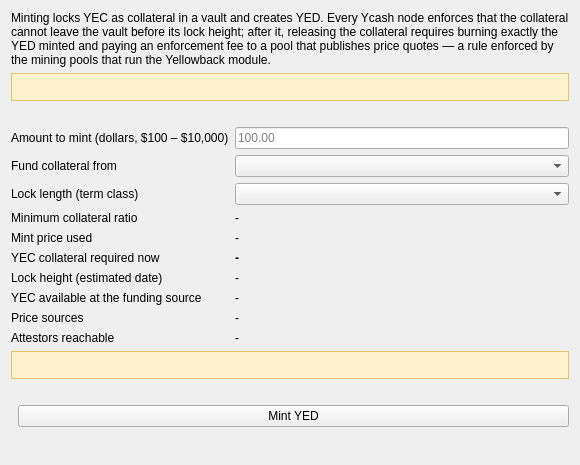
First picture: the form in src/yellowbackmint.ui, repository boyfromcave/yecwallet-dd, before the edit.
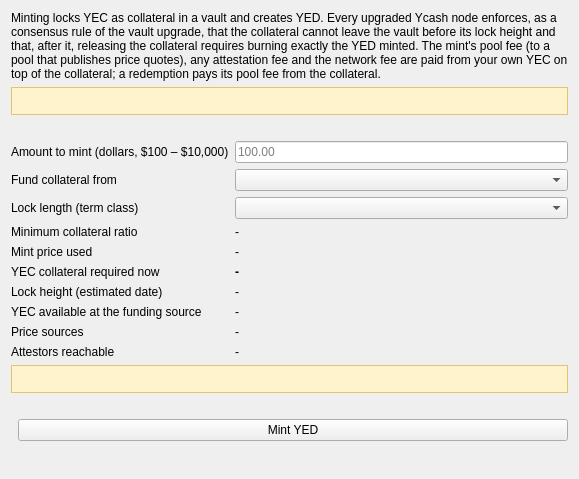
Second picture: the form after the edit.

Commit message: Yellowback UI copy: pool fee, consensus enforcement, and who pays each fee

```diff
--- a/src/yellowbackmint.ui
+++ b/src/yellowbackmint.ui
@@ -6,7 +6,7 @@
    <item>
     <widget class="QLabel" name="lblMintIntro">
      <property name="wordWrap"><bool>true</bool></property>
-     <property name="text"><string>Minting locks YEC as collateral in a vault and creates YED. Every Ycash node enforces that the collateral cannot leave the vault before its lock height; after it, releasing the collateral requires burning exactly the YED minted and paying an enforcement fee to a pool that publishes price quotes — a rule enforced by the mining pools that run the Yellowback module.</string></property>
+     <property name="text"><string>Minting locks YEC as collateral in a vault and creates YED. Every upgraded Ycash node enforces, as a consensus rule of the vault upgrade, that the collateral cannot leave the vault before its lock height and that, after it, releasing the collateral requires burning exactly the YED minted. The mint's pool fee (to a pool that publishes price quotes), any attestation fee and the network fee are paid from your own YEC on top of the collateral; a redemption pays its pool fee from the collateral.</string></property>
     </widget>
    </item>
    <item>
```
The commit also changes 7 other files.
